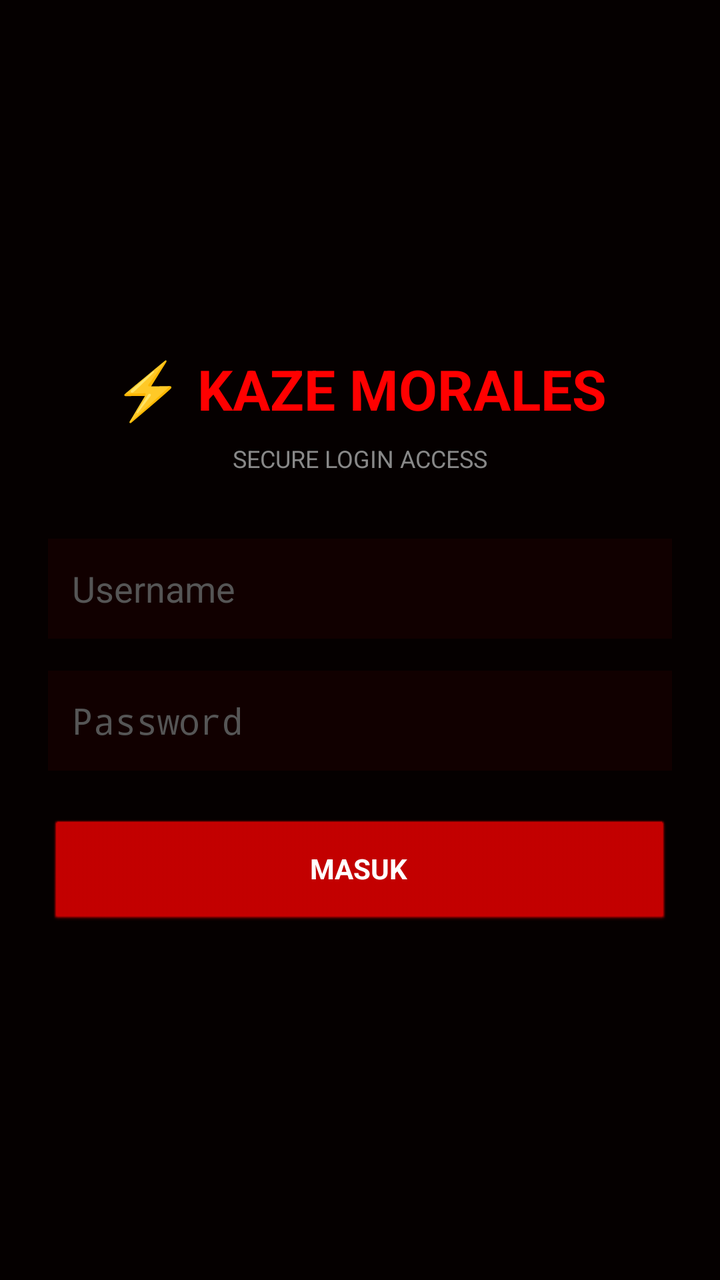
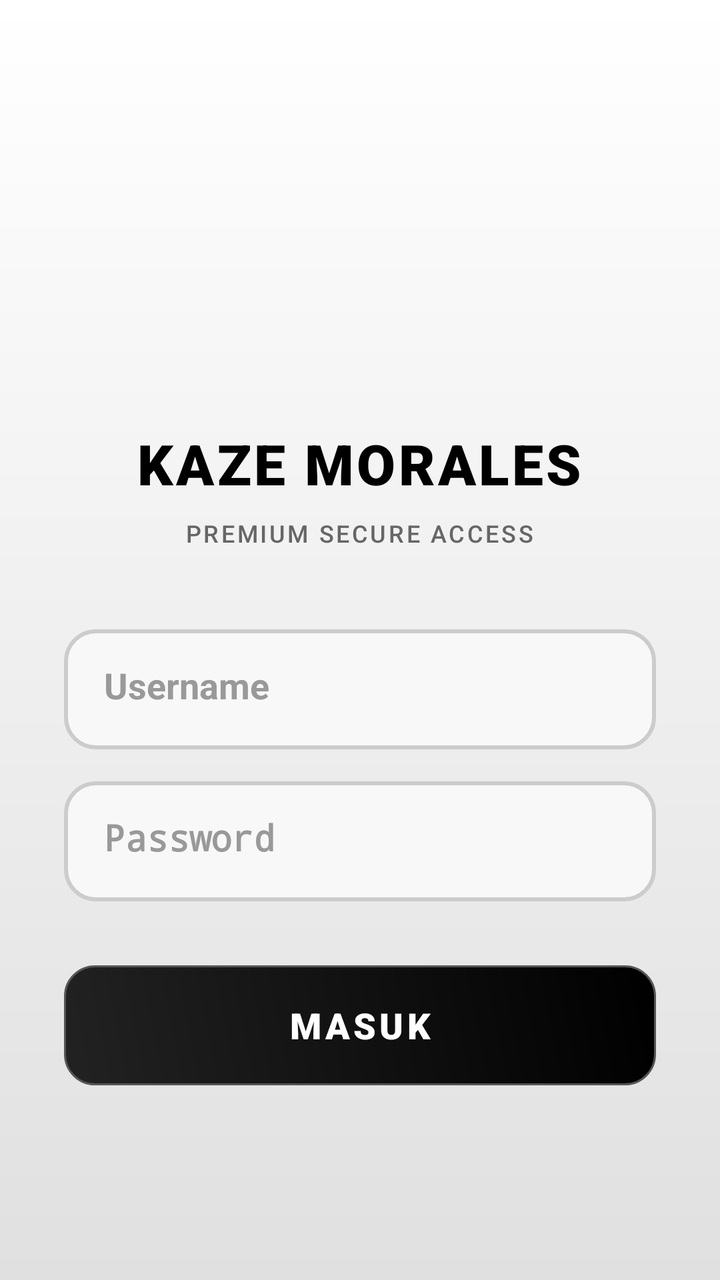

The first picture is an Android layout as it rendered before a commit; the second is the same layout after the commit. The layout source and the unified diff follow.
<!-- AndroidManifest.xml: application theme android:Theme.Black.NoTitleBar -->
<!-- res/layout/activity_login.xml -->
<?xml version="1.0" encoding="utf-8"?>
<LinearLayout xmlns:android="http://schemas.android.com/apk/res/android"
    android:layout_width="match_parent" android:layout_height="match_parent"
    android:background="#050000" android:gravity="center" android:padding="24dp" android:orientation="vertical">
    <TextView android:layout_width="wrap_content" android:layout_height="wrap_content" android:text="⚡ KAZE MORALES" android:textColor="#FF0000" android:textSize="28sp" android:textStyle="bold" android:layout_marginBottom="8dp"/>
    <TextView android:layout_width="wrap_content" android:layout_height="wrap_content" android:text="SECURE LOGIN ACCESS" android:textColor="#888" android:textSize="12sp" android:layout_marginBottom="32dp"/>
    <EditText android:id="@+id/loginUser" android:layout_width="match_parent" android:layout_height="50dp" android:hint="Username" android:textColorHint="#555" android:textColor="#FFF" android:background="#110000" android:padding="12dp" android:layout_marginBottom="16dp"/>
    <EditText android:id="@+id/loginPass" android:layout_width="match_parent" android:layout_height="50dp" android:hint="Password" android:inputType="textPassword" android:textColorHint="#555" android:textColor="#FFF" android:background="#110000" android:padding="12dp" android:layout_marginBottom="24dp"/>
    <Button android:id="@+id/btnLogin" android:layout_width="match_parent" android:layout_height="55dp" android:text="MASUK" android:textStyle="bold" android:textColor="#FFF" android:backgroundTint="#CC0000"/>
</LinearLayout>
<!-- resources referenced by this layout -->
<resources>

</resources>

<!-- the commit's change to res/layout/activity_login.xml (unified diff, before → after) -->
@@ -1,10 +1,88 @@
 <?xml version="1.0" encoding="utf-8"?>
-<LinearLayout xmlns:android="http://schemas.android.com/apk/res/android"
-    android:layout_width="match_parent" android:layout_height="match_parent"
-    android:background="#050000" android:gravity="center" android:padding="24dp" android:orientation="vertical">
-    <TextView android:layout_width="wrap_content" android:layout_height="wrap_content" android:text="⚡ KAZE MORALES" android:textColor="#FF0000" android:textSize="28sp" android:textStyle="bold" android:layout_marginBottom="8dp"/>
-    <TextView android:layout_width="wrap_content" android:layout_height="wrap_content" android:text="SECURE LOGIN ACCESS" android:textColor="#888" android:textSize="12sp" android:layout_marginBottom="32dp"/>
-    <EditText android:id="@+id/loginUser" android:layout_width="match_parent" android:layout_height="50dp" android:hint="Username" android:textColorHint="#555" android:textColor="#FFF" android:background="#110000" android:padding="12dp" android:layout_marginBottom="16dp"/>
-    <EditText android:id="@+id/loginPass" android:layout_width="match_parent" android:layout_height="50dp" android:hint="Password" android:inputType="textPassword" android:textColorHint="#555" android:textColor="#FFF" android:background="#110000" android:padding="12dp" android:layout_marginBottom="24dp"/>
-    <Button android:id="@+id/btnLogin" android:layout_width="match_parent" android:layout_height="55dp" android:text="MASUK" android:textStyle="bold" android:textColor="#FFF" android:backgroundTint="#CC0000"/>
-</LinearLayout>
+<ScrollView xmlns:android="http://schemas.android.com/apk/res/android"
+    android:layout_width="match_parent"
+    android:layout_height="match_parent"
+    android:background="@drawable/bg_login_bg"
+    android:fillViewport="true">
+
+    <LinearLayout
+        android:layout_width="match_parent"
+        android:layout_height="match_parent"
+        android:gravity="center"
+        android:orientation="vertical"
+        android:padding="32dp">
+
+        
+        <ImageView
+            android:id="@+id/loginLogo"
+            android:layout_width="100dp"
+            android:layout_height="100dp"
+            android:scaleType="centerCrop"
+            android:layout_marginBottom="16dp" />
+
+        
+        <TextView
+            android:layout_width="wrap_content"
+            android:layout_height="wrap_content"
+            android:text="KAZE MORALES"
+            android:textSize="28sp"
+            android:textStyle="bold"
+            android:textColor="#000000"
+            android:fontFamily="sans-serif-black"
+            android:letterSpacing="0.05"
+            android:layout_marginBottom="8dp" />
+
+        
+        <TextView
+            android:layout_width="wrap_content"
+            android:layout_height="wrap_content"
+            android:text="PREMIUM SECURE ACCESS"
+            android:textSize="12sp"
+            android:textColor="#666666"
+            android:fontFamily="sans-serif-medium"
+            android:letterSpacing="0.1"
+            android:layout_marginBottom="40dp" />
+
+        
+        <EditText
+            android:id="@+id/loginUser"
+            android:layout_width="match_parent"
+            android:layout_height="60dp"
+            android:hint="Username"
+            android:textColorHint="#999999"
+            android:textColor="#000000"
+            android:textStyle="bold"
+            android:background="@drawable/bg_login_input"
+            android:padding="20dp"
+            android:inputType="text"
+            android:layout_marginBottom="16dp" />
+
+        
+        <EditText
+            android:id="@+id/loginPass"
+            android:layout_width="match_parent"
+            android:layout_height="60dp"
+            android:hint="Password"
+            android:textColorHint="#999999"
+            android:textColor="#000000"
+            android:textStyle="bold"
+            android:background="@drawable/bg_login_input"
+            android:padding="20dp"
+            android:inputType="textPassword"
+            android:layout_marginBottom="32dp" />
+
+        
+        <Button
+            android:id="@+id/btnLogin"
+            android:layout_width="match_parent"
+            android:layout_height="60dp"
+            android:text="MASUK"
+            android:textSize="18sp"
+            android:textStyle="bold"
+            android:textColor="#FFFFFF"
+            android:fontFamily="sans-serif-black"
+            android:background="@drawable/bg_login_button"
+            android:letterSpacing="0.1" />
+
+    </LinearLayout>
+</ScrollView>
<!-- resource entries referenced after the edit -->
@@ -1,5 +1,23 @@
 <!-- resources referenced by this layout -->
 <resources>
-
+  <!-- drawable bg_login_bg (drawable) -->
+  <?xml version="1.0" encoding="utf-8"?>
+  <shape xmlns:android="http://schemas.android.com/apk/res/android">
+      <gradient android:startColor="#FFFFFF" android:endColor="#E0E0E0" android:angle="270" android:type="linear" />
+  </shape>
+  <!-- drawable bg_login_button (drawable) -->
+  <?xml version="1.0" encoding="utf-8"?>
+  <shape xmlns:android="http://schemas.android.com/apk/res/android">
+      <gradient android:startColor="#222222" android:endColor="#000000" android:angle="45" />
+      <corners android:radius="15dp" />
+      <stroke android:width="1dp" android:color="#555555" />
+  </shape>
+  <!-- drawable bg_login_input (drawable) -->
+  <?xml version="1.0" encoding="utf-8"?>
+  <shape xmlns:android="http://schemas.android.com/apk/res/android">
+      <solid android:color="#F8F8F8" />
+      <stroke android:width="2dp" android:color="#CCCCCC" />
+      <corners android:radius="15dp" />
+  </shape>
 </resources>
 
